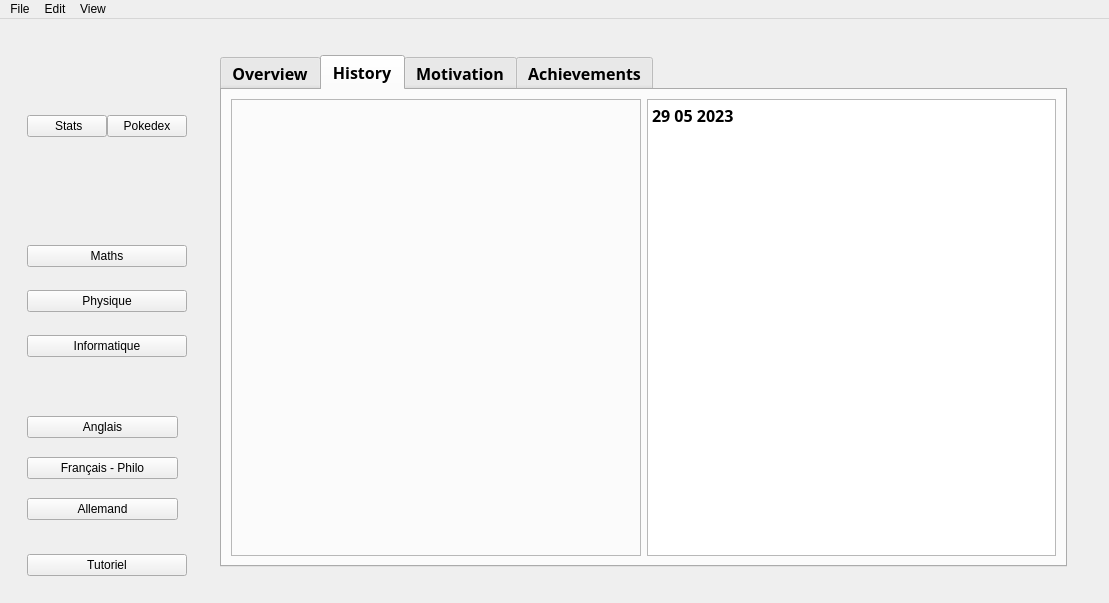
Qt form mainwindow.ui (Laytongentleman/Neophyte) before a commit.
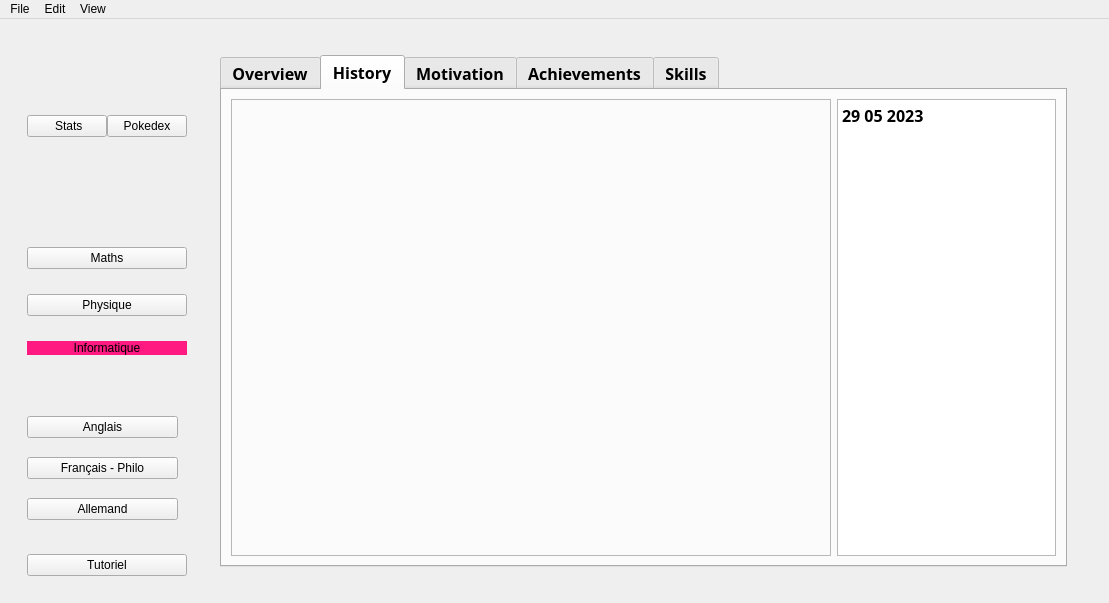
The same form after that commit. The open tabs and pages were chosen to show the change. Icons and pictures are not drawn.

```diff
--- a/mainwindow.ui
+++ b/mainwindow.ui
@@ -36,9 +36,21 @@
 }</string>
   </property>
   <widget class="QWidget" name="centralwidget">
+   <property name="sizePolicy">
+    <sizepolicy hsizetype="Maximum" vsizetype="Maximum">
+     <horstretch>0</horstretch>
+     <verstretch>0</verstretch>
+    </sizepolicy>
+   </property>
    <layout class="QGridLayout" name="gridLayout_2">
     <item row="0" column="0">
      <widget class="QStackedWidget" name="mainstack">
+      <property name="sizePolicy">
+       <sizepolicy hsizetype="Expanding" vsizetype="Expanding">
+        <horstretch>0</horstretch>
+        <verstretch>0</verstretch>
+       </sizepolicy>
+      </property>
       <property name="font">
        <font>
         <family>Terminus</family>
@@ -234,6 +246,14 @@
                    <property name="toolTip">
                     <string>KISS: Keep it simple, stupid </string>
                    </property>
+                   <property name="styleSheet">
+                    <string notr="true">QPushButton { border: none; 
+background-color: rgb(255, 25, 128);}
+*:hover {
+border: 1rem solid;
+  background-color: yellow;
+}</string>
+                   </property>
                    <property name="text">
                     <string>Informatique</string>
                    </property>
@@ -556,7 +576,7 @@
                     <widget class="QFrame" name="heatmapsupport">
                      <property name="minimumSize">
                       <size>
-                       <width>400</width>
+                       <width>600</width>
                        <height>0</height>
                       </size>
                      </property>
@@ -606,6 +626,11 @@
                    <string>Achievements</string>
                   </attribute>
                  </widget>
+                 <widget class="QWidget" name="skill_tree">
+                  <attribute name="title">
+                   <string>Skills</string>
+                  </attribute>
+                 </widget>
                 </widget>
                </item>
               </layout>
```
Left out of the diff: 8 changed lines with no effect on the pictures.
